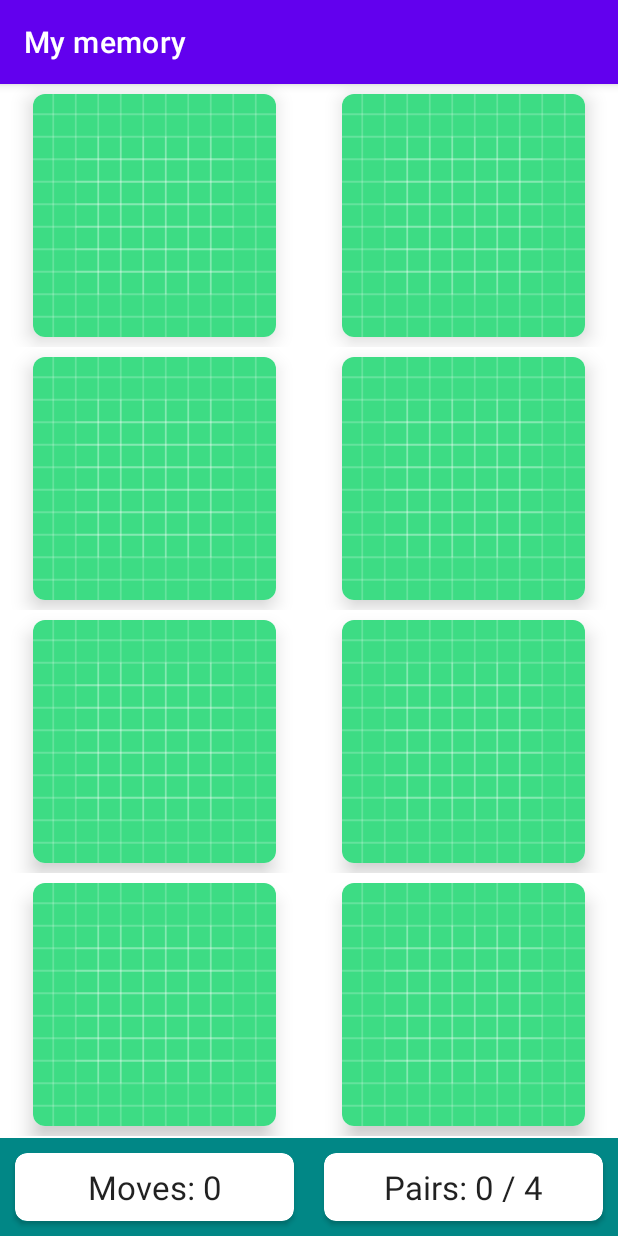
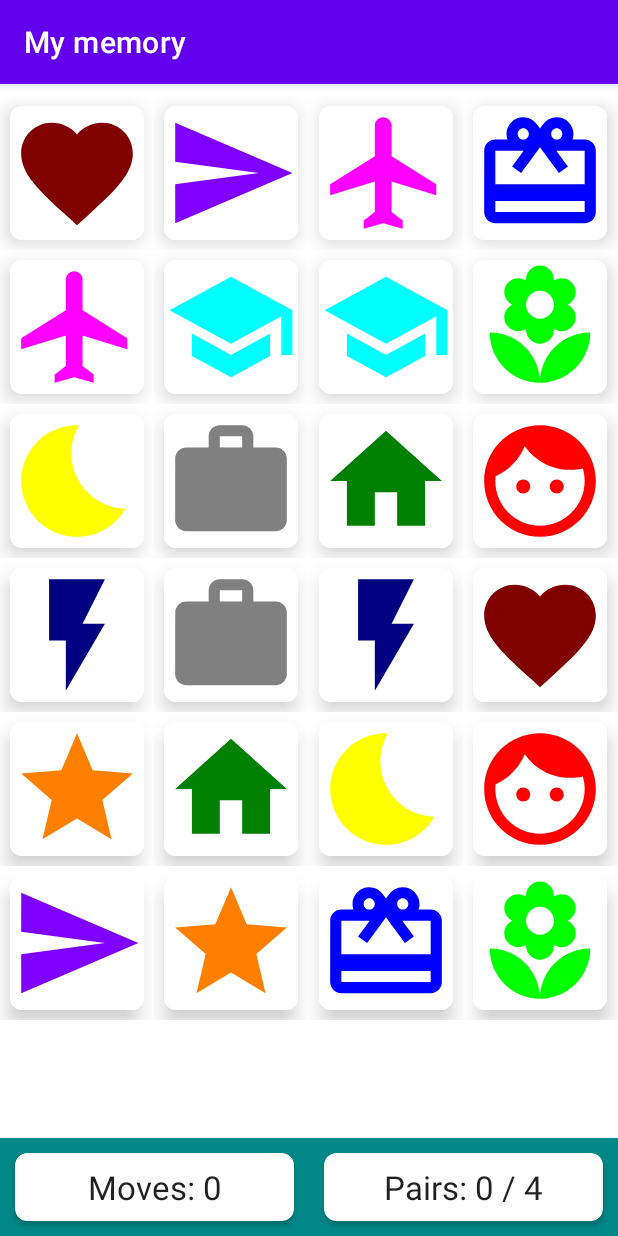
Before and after one commit to IvanNehaev/MyMemory, an Android app: the screen it shows after launch (MainActivity), on a phone screen of 412 x 824 dp. Run offline under Robolectric (Android 15) with nearby library versions, the phone set to English and light mode, and no system bars.

Commit message:
New icons and board size

```diff
--- a/app/src/main/java/com/nehaeff/mymemory/MainActivity.kt
+++ b/app/src/main/java/com/nehaeff/mymemory/MainActivity.kt
@@ -2,16 +2,19 @@ package com.nehaeff.mymemory
 
 import androidx.appcompat.app.AppCompatActivity
 import android.os.Bundle
-import android.widget.GridLayout
 import android.widget.TextView
 import androidx.recyclerview.widget.GridLayoutManager
 import androidx.recyclerview.widget.RecyclerView
+import com.nehaeff.mymemory.models.BoardSize
+import com.nehaeff.mymemory.utils.DEFAULT_ICONS
 
 class MainActivity : AppCompatActivity() {
 
     private lateinit var rvBoard: RecyclerView
     private lateinit var tvNumMoves: TextView
     private lateinit var tvNumPairs: TextView
+
+    private var boardSize : BoardSize = BoardSize.HARD
 
     override fun onCreate(savedInstanceState: Bundle?) {
         super.onCreate(savedInstanceState)
@@ -21,9 +24,12 @@ class MainActivity : AppCompatActivity() {
         tvNumMoves = findViewById(R.id.tvNumMoves)
         tvNumPairs = findViewById(R.id.tvNumPairs)
 
-        rvBoard.adapter = MemoryBoardAdapter(this, 8)
+        val chosenImages : List<Int> = DEFAULT_ICONS.shuffled().take(boardSize.getPairs())
+        val randomizedImages : List<Int> = (chosenImages + chosenImages).shuffled()
+
+        rvBoard.adapter = MemoryBoardAdapter(this, boardSize, randomizedImages)
         rvBoard.setHasFixedSize(true)
-        rvBoard.layoutManager = GridLayoutManager(this, 2)
+        rvBoard.layoutManager = GridLayoutManager(this, boardSize.getWidth())
 
     }
 }
--- a/app/src/main/java/com/nehaeff/mymemory/MemoryBoardAdapter.kt
+++ b/app/src/main/java/com/nehaeff/mymemory/MemoryBoardAdapter.kt
@@ -1,6 +1,5 @@
 package com.nehaeff.mymemory
 
-import android.app.ActionBar
 import android.content.Context
 import android.util.Log
 import android.view.LayoutInflater
@@ -9,9 +8,14 @@ import android.view.ViewGroup
 import android.widget.ImageButton
 import androidx.cardview.widget.CardView
 import androidx.recyclerview.widget.RecyclerView
+import com.nehaeff.mymemory.models.BoardSize
 import kotlin.math.min
 
-class MemoryBoardAdapter(private val context: Context, private val numPieces: Int) :
+class MemoryBoardAdapter(
+        private val context: Context,
+        private val boardSize: BoardSize,
+        private val cardImages: List<Int>
+) :
     RecyclerView.Adapter<MemoryBoardAdapter.ViewHolder>() {
 
     companion object {
@@ -22,8 +26,8 @@ class MemoryBoardAdapter(private val context: Context, private val numPieces: In
 
     override fun onCreateViewHolder(parent: ViewGroup, viewType: Int): ViewHolder {
 
-        val cardWidth : Int = parent.width / 2 - ( 2 * MARGIN_SIZE);
-        val cardHeight : Int = parent.height / 4 - ( 2 * MARGIN_SIZE);
+        val cardWidth : Int = parent.width / boardSize.getWidth() - ( 2 * MARGIN_SIZE);
+        val cardHeight : Int = parent.height / boardSize.getHeight() - ( 2 * MARGIN_SIZE);
         val cardSideLength = min(cardWidth, cardHeight)
 
         val view : View = LayoutInflater.from(context).inflate(R.layout.memory_card, parent, false)
@@ -34,7 +38,7 @@ class MemoryBoardAdapter(private val context: Context, private val numPieces: In
         return ViewHolder(view)
     }
 
-    override fun getItemCount() = numPieces
+    override fun getItemCount() = boardSize.numCards
 
     override fun onBindViewHolder(holder: ViewHolder, position: Int) {
         holder.bind(position)
@@ -44,6 +48,7 @@ class MemoryBoardAdapter(private val context: Context, private val numPieces: In
         private val imageButton = itemView.findViewById<ImageButton>(R.id.imageButton)
 
         fun bind(position: Int) {
+            imageButton.setImageResource(cardImages[position])
             imageButton.setOnClickListener {
                 Log.i(TAG, "Click on position $position")
             }
--- /dev/null
+++ b/app/src/main/java/com/nehaeff/mymemory/models/BoardSize.kt
@@ -0,0 +1,24 @@
+package com.nehaeff.mymemory.models
+
+enum class BoardSize(val numCards : Int) {
+    EASY(8),
+    MEDIUM(18),
+    HARD(24);
+
+    fun getWidth() : Int {
+        return when (this) {
+            EASY -> 2
+            MEDIUM -> 3
+            HARD -> 4
+        }
+    }
+
+    fun getHeight() : Int {
+        return numCards / getWidth()
+    }
+
+    fun getPairs() : Int {
+        return numCards / 2
+    }
+
+}
--- /dev/null
+++ b/app/src/main/java/com/nehaeff/mymemory/utils/Constants.kt
@@ -0,0 +1,18 @@
+package com.nehaeff.mymemory.utils
+
+import com.nehaeff.mymemory.R
+
+val DEFAULT_ICONS = listOf(
+        R.drawable.ic_face,
+        R.drawable.ic_flower,
+        R.drawable.ic_gift,
+        R.drawable.ic_heart,
+        R.drawable.ic_home,
+        R.drawable.ic_lightning,
+        R.drawable.ic_moon,
+        R.drawable.ic_plane,
+        R.drawable.ic_school,
+        R.drawable.ic_send,
+        R.drawable.ic_star,
+        R.drawable.ic_work
+)
--- /dev/null
+++ b/app/src/main/res/drawable/ic_face.xml
@@ -0,0 +1,5 @@
+<vector android:height="24dp" android:tint="#FF0000"
+    android:viewportHeight="24" android:viewportWidth="24"
+    android:width="24dp" xmlns:android="http://schemas.android.com/apk/res/android">
+    <path android:fillColor="@android:color/white" android:pathData="M9,11.75c-0.69,0 -1.25,0.56 -1.25,1.25s0.56,1.25 1.25,1.25 1.25,-0.56 1.25,-1.25 -0.56,-1.25 -1.25,-1.25zM15,11.75c-0.69,0 -1.25,0.56 -1.25,1.25s0.56,1.25 1.25,1.25 1.25,-0.56 1.25,-1.25 -0.56,-1.25 -1.25,-1.25zM12,2C6.48,2 2,6.48 2,12s4.48,10 10,10 10,-4.48 10,-10S17.52,2 12,2zM12,20c-4.41,0 -8,-3.59 -8,-8 0,-0.29 0.02,-0.58 0.05,-0.86 2.36,-1.05 4.23,-2.98 5.21,-5.37C11.07,8.33 14.05,10 17.42,10c0.78,0 1.53,-0.09 2.25,-0.26 0.21,0.71 0.33,1.47 0.33,2.26 0,4.41 -3.59,8 -8,8z"/>
+</vector>
--- /dev/null
+++ b/app/src/main/res/drawable/ic_flower.xml
@@ -0,0 +1,5 @@
+<vector android:height="24dp" android:tint="#00FF00"
+    android:viewportHeight="24" android:viewportWidth="24"
+    android:width="24dp" xmlns:android="http://schemas.android.com/apk/res/android">
+    <path android:fillColor="@android:color/white" android:pathData="M12,22c4.97,0 9,-4.03 9,-9 -4.97,0 -9,4.03 -9,9zM5.6,10.25c0,1.38 1.12,2.5 2.5,2.5 0.53,0 1.01,-0.16 1.42,-0.44l-0.02,0.19c0,1.38 1.12,2.5 2.5,2.5s2.5,-1.12 2.5,-2.5l-0.02,-0.19c0.4,0.28 0.89,0.44 1.42,0.44 1.38,0 2.5,-1.12 2.5,-2.5 0,-1 -0.59,-1.85 -1.43,-2.25 0.84,-0.4 1.43,-1.25 1.43,-2.25 0,-1.38 -1.12,-2.5 -2.5,-2.5 -0.53,0 -1.01,0.16 -1.42,0.44l0.02,-0.19C14.5,2.12 13.38,1 12,1S9.5,2.12 9.5,3.5l0.02,0.19c-0.4,-0.28 -0.89,-0.44 -1.42,-0.44 -1.38,0 -2.5,1.12 -2.5,2.5 0,1 0.59,1.85 1.43,2.25 -0.84,0.4 -1.43,1.25 -1.43,2.25zM12,5.5c1.38,0 2.5,1.12 2.5,2.5s-1.12,2.5 -2.5,2.5S9.5,9.38 9.5,8s1.12,-2.5 2.5,-2.5zM3,13c0,4.97 4.03,9 9,9 0,-4.97 -4.03,-9 -9,-9z"/>
+</vector>
--- /dev/null
+++ b/app/src/main/res/drawable/ic_gift.xml
@@ -0,0 +1,5 @@
+<vector android:height="24dp" android:tint="#0000FF"
+    android:viewportHeight="24" android:viewportWidth="24"
+    android:width="24dp" xmlns:android="http://schemas.android.com/apk/res/android">
+    <path android:fillColor="@android:color/white" android:pathData="M20,6h-2.18c0.11,-0.31 0.18,-0.65 0.18,-1 0,-1.66 -1.34,-3 -3,-3 -1.05,0 -1.96,0.54 -2.5,1.35l-0.5,0.67 -0.5,-0.68C10.96,2.54 10.05,2 9,2 7.34,2 6,3.34 6,5c0,0.35 0.07,0.69 0.18,1L4,6c-1.11,0 -1.99,0.89 -1.99,2L2,19c0,1.11 0.89,2 2,2h16c1.11,0 2,-0.89 2,-2L22,8c0,-1.11 -0.89,-2 -2,-2zM15,4c0.55,0 1,0.45 1,1s-0.45,1 -1,1 -1,-0.45 -1,-1 0.45,-1 1,-1zM9,4c0.55,0 1,0.45 1,1s-0.45,1 -1,1 -1,-0.45 -1,-1 0.45,-1 1,-1zM20,19L4,19v-2h16v2zM20,14L4,14L4,8h5.08L7,10.83 8.62,12 11,8.76l1,-1.36 1,1.36L15.38,12 17,10.83 14.92,8L20,8v6z"/>
+</vector>
--- /dev/null
+++ b/app/src/main/res/drawable/ic_heart.xml
@@ -0,0 +1,5 @@
+<vector android:height="24dp" android:tint="#800000"
+    android:viewportHeight="24" android:viewportWidth="24"
+    android:width="24dp" xmlns:android="http://schemas.android.com/apk/res/android">
+    <path android:fillColor="@android:color/white" android:pathData="M12,21.35l-1.45,-1.32C5.4,15.36 2,12.28 2,8.5 2,5.42 4.42,3 7.5,3c1.74,0 3.41,0.81 4.5,2.09C13.09,3.81 14.76,3 16.5,3 19.58,3 22,5.42 22,8.5c0,3.78 -3.4,6.86 -8.55,11.54L12,21.35z"/>
+</vector>
--- /dev/null
+++ b/app/src/main/res/drawable/ic_home.xml
@@ -0,0 +1,5 @@
+<vector android:height="24dp" android:tint="#008000"
+    android:viewportHeight="24" android:viewportWidth="24"
+    android:width="24dp" xmlns:android="http://schemas.android.com/apk/res/android">
+    <path android:fillColor="@android:color/white" android:pathData="M10,20v-6h4v6h5v-8h3L12,3 2,12h3v8z"/>
+</vector>
--- /dev/null
+++ b/app/src/main/res/drawable/ic_lightning.xml
@@ -0,0 +1,5 @@
+<vector android:height="24dp" android:tint="#000080"
+    android:viewportHeight="24" android:viewportWidth="24"
+    android:width="24dp" xmlns:android="http://schemas.android.com/apk/res/android">
+    <path android:fillColor="@android:color/white" android:pathData="M7,2v11h3v9l7,-12h-4l4,-8z"/>
+</vector>
--- /dev/null
+++ b/app/src/main/res/drawable/ic_moon.xml
@@ -0,0 +1,5 @@
+<vector android:height="24dp" android:tint="#FFFF00"
+    android:viewportHeight="24" android:viewportWidth="24"
+    android:width="24dp" xmlns:android="http://schemas.android.com/apk/res/android">
+    <path android:fillColor="@android:color/white" android:pathData="M12.34,2.02C6.59,1.82 2,6.42 2,12c0,5.52 4.48,10 10,10c3.71,0 6.93,-2.02 8.66,-5.02C13.15,16.73 8.57,8.55 12.34,2.02z"/>
+</vector>
--- /dev/null
+++ b/app/src/main/res/drawable/ic_plane.xml
@@ -0,0 +1,5 @@
+<vector android:height="24dp" android:tint="#FF00FF"
+    android:viewportHeight="24" android:viewportWidth="24"
+    android:width="24dp" xmlns:android="http://schemas.android.com/apk/res/android">
+    <path android:fillColor="@android:color/white" android:pathData="M21,16v-2l-8,-5V3.5c0,-0.83 -0.67,-1.5 -1.5,-1.5S10,2.67 10,3.5V9l-8,5v2l8,-2.5V19l-2,1.5V22l3.5,-1 3.5,1v-1.5L13,19v-5.5l8,2.5z"/>
+</vector>
--- /dev/null
+++ b/app/src/main/res/drawable/ic_school.xml
@@ -0,0 +1,5 @@
+<vector android:height="24dp" android:tint="#00FFFF"
+    android:viewportHeight="24" android:viewportWidth="24"
+    android:width="24dp" xmlns:android="http://schemas.android.com/apk/res/android">
+    <path android:fillColor="@android:color/white" android:pathData="M5,13.18v4L12,21l7,-3.82v-4L12,17l-7,-3.82zM12,3L1,9l11,6 9,-4.91V17h2V9L12,3z"/>
+</vector>
--- /dev/null
+++ b/app/src/main/res/drawable/ic_send.xml
@@ -0,0 +1,5 @@
+<vector android:autoMirrored="true" android:height="24dp"
+    android:tint="#8000FF" android:viewportHeight="24"
+    android:viewportWidth="24" android:width="24dp" xmlns:android="http://schemas.android.com/apk/res/android">
+    <path android:fillColor="@android:color/white" android:pathData="M2.01,21L23,12 2.01,3 2,10l15,2 -15,2z"/>
+</vector>
--- /dev/null
+++ b/app/src/main/res/drawable/ic_star.xml
@@ -0,0 +1,5 @@
+<vector android:height="24dp" android:tint="#FF8000"
+    android:viewportHeight="24" android:viewportWidth="24"
+    android:width="24dp" xmlns:android="http://schemas.android.com/apk/res/android">
+    <path android:fillColor="@android:color/white" android:pathData="M12,17.27L18.18,21l-1.64,-7.03L22,9.24l-7.19,-0.61L12,2 9.19,8.63 2,9.24l5.46,4.73L5.82,21z"/>
+</vector>
--- /dev/null
+++ b/app/src/main/res/drawable/ic_work.xml
@@ -0,0 +1,5 @@
+<vector android:height="24dp" android:tint="#808080"
+    android:viewportHeight="24" android:viewportWidth="24"
+    android:width="24dp" xmlns:android="http://schemas.android.com/apk/res/android">
+    <path android:fillColor="@android:color/white" android:pathData="M20,6h-4L16,4c0,-1.11 -0.89,-2 -2,-2h-4c-1.11,0 -2,0.89 -2,2v2L4,6c-1.11,0 -1.99,0.89 -1.99,2L2,19c0,1.11 0.89,2 2,2h16c1.11,0 2,-0.89 2,-2L22,8c0,-1.11 -0.89,-2 -2,-2zM14,6h-4L10,4h4v2z"/>
+</vector>
--- a/app/src/main/res/layout/activity_main.xml
+++ b/app/src/main/res/layout/activity_main.xml
@@ -56,6 +56,8 @@
         android:id="@+id/rvBoard"
         android:layout_width="0dp"
         android:layout_height="0dp"
+        android:layout_marginTop="8dp"
+        android:layout_marginBottom="8dp"
         android:overScrollMode="never"
         app:layout_constraintBottom_toTopOf="@+id/llGameInfo"
         app:layout_constraintEnd_toEndOf="parent"
```
